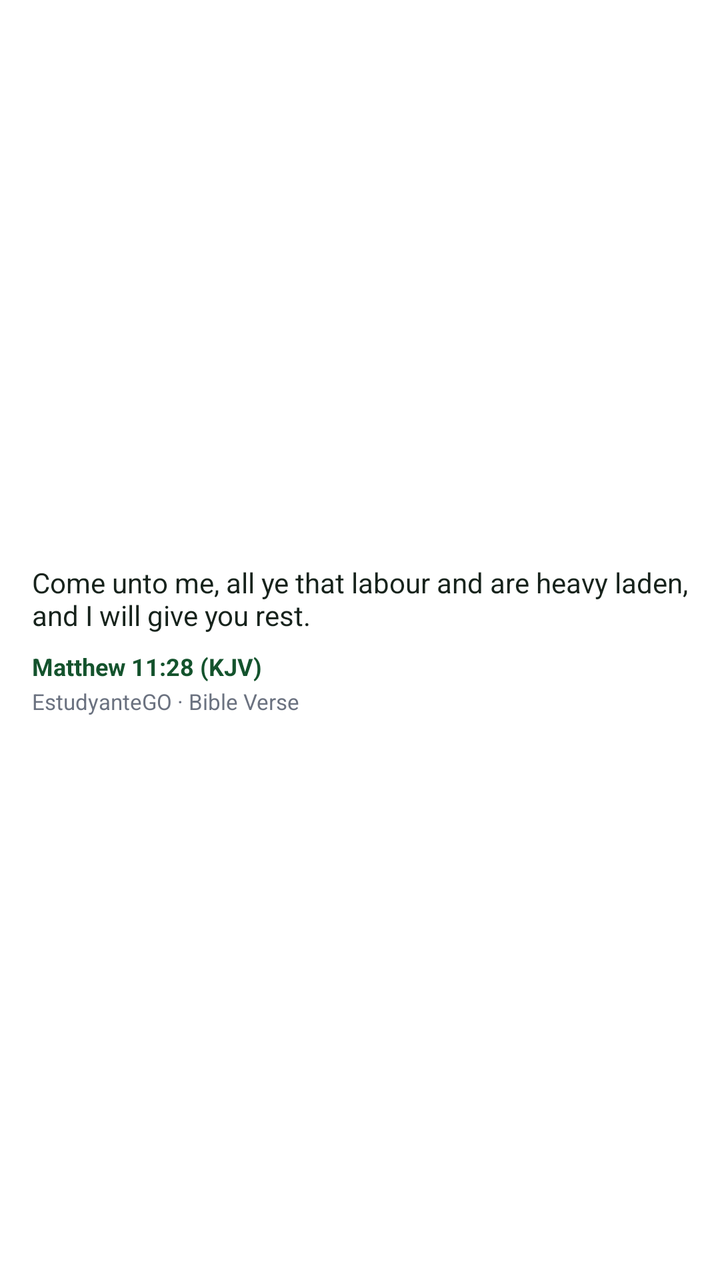
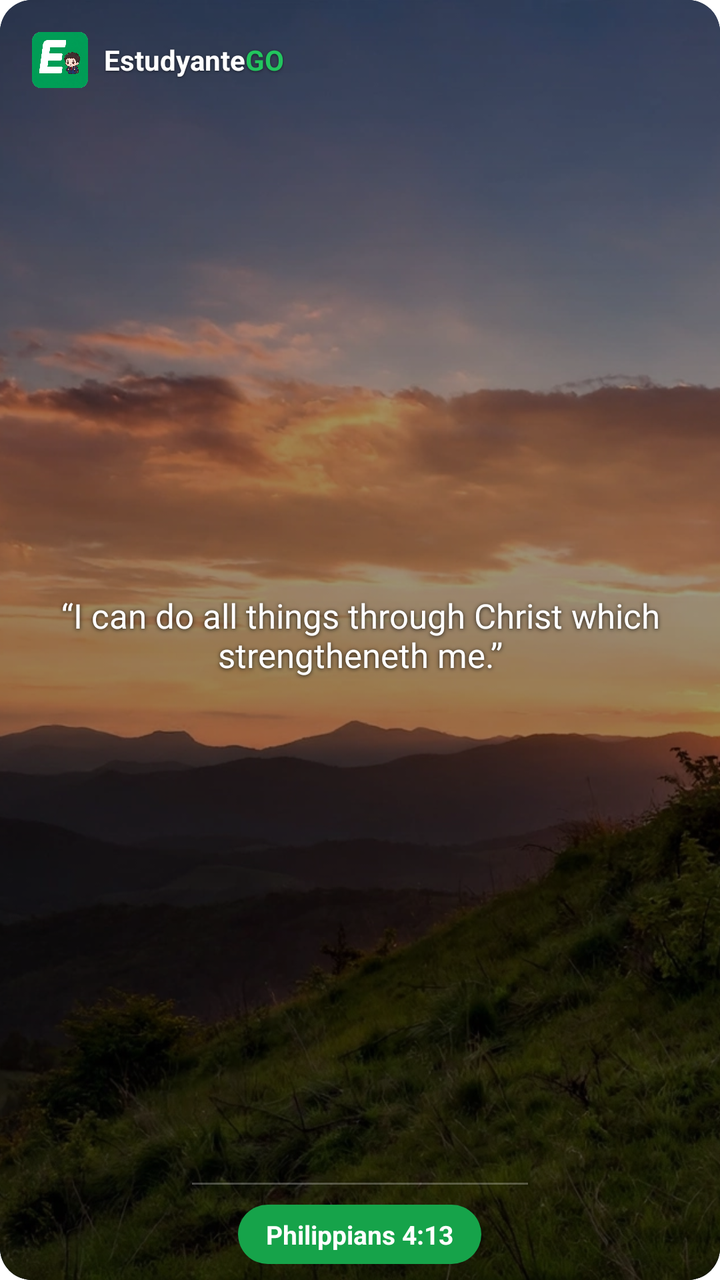

Compare the two renders of this Android layout. The source of the first and the diff that turns it into the second are given below.
<!-- AndroidManifest.xml: fallback theme Theme.MaterialComponents.DayNight.NoActionBar -->
<!-- res/layout/bible_verse_widget_preview.xml -->
<?xml version="1.0" encoding="utf-8"?>
<LinearLayout xmlns:android="http://schemas.android.com/apk/res/android"
    android:id="@+id/widget_root"
    android:layout_width="match_parent"
    android:layout_height="match_parent"
    android:background="@drawable/bible_verse_widget_background"
    android:gravity="center_vertical"
    android:orientation="vertical"
    android:padding="16dp">

    <TextView
        android:id="@+id/widget_verse"
        android:layout_width="match_parent"
        android:layout_height="wrap_content"
        android:ellipsize="end"
        android:maxLines="4"
        android:text="Come unto me, all ye that labour and are heavy laden, and I will give you rest."
        android:textColor="#17231C"
        android:textSize="14sp" />

    <TextView
        android:id="@+id/widget_ref"
        android:layout_width="wrap_content"
        android:layout_height="wrap_content"
        android:layout_marginTop="8dp"
        android:text="Matthew 11:28 (KJV)"
        android:textColor="#14532D"
        android:textSize="12sp"
        android:textStyle="bold" />

    <TextView
        android:id="@+id/widget_footer"
        android:layout_width="wrap_content"
        android:layout_height="wrap_content"
        android:layout_marginTop="2dp"
        android:text="EstudyanteGO · Bible Verse"
        android:textColor="#6B7280"
        android:textSize="11sp" />

</LinearLayout>
<!-- resources referenced by this layout -->
<resources>
  <!-- drawable bible_verse_widget_background (drawable) -->
  <?xml version="1.0" encoding="utf-8"?>
  <shape xmlns:android="http://schemas.android.com/apk/res/android"
      android:shape="rectangle">
      <solid android:color="#FFFFFF" />
      <corners android:radius="20dp" />
  </shape>
</resources>

<!-- the commit's change to res/layout/bible_verse_widget_preview.xml (unified diff, before → after) -->
@@ -1,40 +1,106 @@
 <?xml version="1.0" encoding="utf-8"?>
-<LinearLayout xmlns:android="http://schemas.android.com/apk/res/android"
+<FrameLayout xmlns:android="http://schemas.android.com/apk/res/android"
     android:id="@+id/widget_root"
     android:layout_width="match_parent"
     android:layout_height="match_parent"
-    android:background="@drawable/bible_verse_widget_background"
-    android:gravity="center_vertical"
-    android:orientation="vertical"
-    android:padding="16dp">
+    android:background="@drawable/bible_widget_card_background">
 
-    <TextView
-        android:id="@+id/widget_verse"
+    <ImageView
         android:layout_width="match_parent"
-        android:layout_height="wrap_content"
-        android:ellipsize="end"
-        android:maxLines="4"
-        android:text="Come unto me, all ye that labour and are heavy laden, and I will give you rest."
-        android:textColor="#17231C"
-        android:textSize="14sp" />
+        android:layout_height="match_parent"
+        android:background="@drawable/bible_widget_card_background"
+        android:clipToOutline="true"
+        android:outlineProvider="background"
+        android:src="@drawable/verse_bg_sunset_cross"
+        android:scaleType="centerCrop"
+        android:contentDescription="@null" />
 
-    <TextView
-        android:id="@+id/widget_ref"
-        android:layout_width="wrap_content"
-        android:layout_height="wrap_content"
-        android:layout_marginTop="8dp"
-        android:text="Matthew 11:28 (KJV)"
-        android:textColor="#14532D"
-        android:textSize="12sp"
-        android:textStyle="bold" />
+    <View
+        android:layout_width="match_parent"
+        android:layout_height="match_parent"
+        android:background="@drawable/bible_widget_text_scrim" />
 
-    <TextView
-        android:id="@+id/widget_footer"
-        android:layout_width="wrap_content"
-        android:layout_height="wrap_content"
-        android:layout_marginTop="2dp"
-        android:text="EstudyanteGO · Bible Verse"
-        android:textColor="#6B7280"
-        android:textSize="11sp" />
+    
+    <LinearLayout
+        android:layout_width="match_parent"
+        android:layout_height="match_parent"
+        android:orientation="vertical"
+        android:paddingTop="16dp"
+        android:paddingStart="16dp"
+        android:paddingEnd="16dp"
+        android:paddingBottom="8dp">
 
-</LinearLayout>
+        <LinearLayout
+            android:layout_width="match_parent"
+            android:layout_height="wrap_content"
+            android:orientation="horizontal"
+            android:gravity="center_vertical">
+
+            <ImageView
+                android:layout_width="28dp"
+                android:layout_height="28dp"
+                android:src="@drawable/launch_image"
+                android:contentDescription="@null" />
+
+            <TextView
+                android:layout_width="wrap_content"
+                android:layout_height="wrap_content"
+                android:layout_marginStart="8dp"
+                android:text="Estudyante"
+                android:textColor="#FFFFFF"
+                android:textSize="14sp"
+                android:textStyle="bold"
+                android:shadowColor="#80000000"
+                android:shadowRadius="3"
+                android:shadowDy="1" />
+
+            <TextView
+                android:layout_width="wrap_content"
+                android:layout_height="wrap_content"
+                android:text="GO"
+                android:textColor="#22C55E"
+                android:textSize="14sp"
+                android:textStyle="bold"
+                android:shadowColor="#80000000"
+                android:shadowRadius="3"
+                android:shadowDy="1" />
+        </LinearLayout>
+
+        <TextView
+            android:layout_width="match_parent"
+            android:layout_height="0dp"
+            android:layout_weight="1"
+            android:gravity="center"
+            android:text="“I can do all things through Christ which strengtheneth me.”"
+            android:textColor="#FFFFFF"
+            android:textSize="17sp"
+            android:shadowColor="#CC000000"
+            android:shadowRadius="5"
+            android:shadowDy="1"
+            android:maxLines="4"
+            android:ellipsize="end" />
+
+        
+        <View
+            android:layout_width="match_parent"
+            android:layout_height="1dp"
+            android:layout_marginStart="80dp"
+            android:layout_marginEnd="80dp"
+            android:background="#40FFFFFF" />
+
+        <TextView
+            android:layout_width="wrap_content"
+            android:layout_height="wrap_content"
+            android:layout_gravity="center_horizontal"
+            android:layout_marginTop="10dp"
+            android:background="@drawable/bible_widget_ref_pill"
+            android:paddingStart="14dp"
+            android:paddingEnd="14dp"
+            android:paddingTop="6dp"
+            android:paddingBottom="6dp"
+            android:text="Philippians 4:13"
+            android:textColor="#FFFFFF"
+            android:textSize="13sp"
+            android:textStyle="bold" />
+    </LinearLayout>
+</FrameLayout>
<!-- resource entries referenced after the edit -->
@@ -1,11 +1,29 @@
 <!-- resources referenced by this layout -->
 <resources>
-  <!-- drawable bible_verse_widget_background (drawable) -->
-  <?xml version="1.0" encoding="utf-8"?>
+  <!-- drawable bible_widget_card_background (drawable) -->
   <shape xmlns:android="http://schemas.android.com/apk/res/android"
       android:shape="rectangle">
-      <solid android:color="#FFFFFF" />
-      <corners android:radius="20dp" />
+      <solid android:color="#0F2238" />
+      <corners android:radius="16dp" />
   </shape>
+  <!-- drawable bible_widget_ref_pill (drawable) -->
+  <shape xmlns:android="http://schemas.android.com/apk/res/android"
+      android:shape="rectangle">
+      <solid android:color="#16A34A" />
+      <corners android:radius="16dp" />
+  </shape>
+  <!-- drawable bible_widget_text_scrim (drawable) -->
+  <shape xmlns:android="http://schemas.android.com/apk/res/android"
+      android:shape="rectangle">
+      <gradient
+          android:type="linear"
+          android:angle="90"
+          android:startColor="#4D000000"
+          android:centerColor="#66000000"
+          android:endColor="#4D000000" />
+      <corners android:radius="16dp" />
+  </shape>
+  <!-- drawable launch_image: png bitmap (drawable, 104939 bytes) -->
+  <!-- drawable verse_bg_sunset_cross: webp bitmap (drawable, 477184 bytes) -->
 </resources>
 
